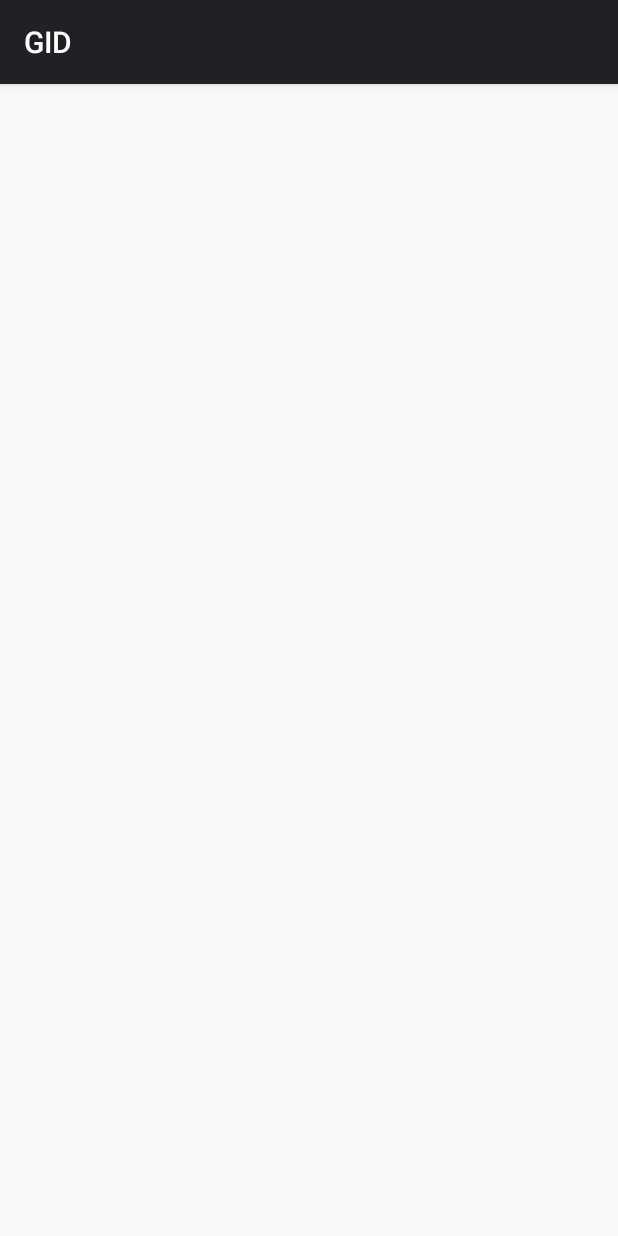
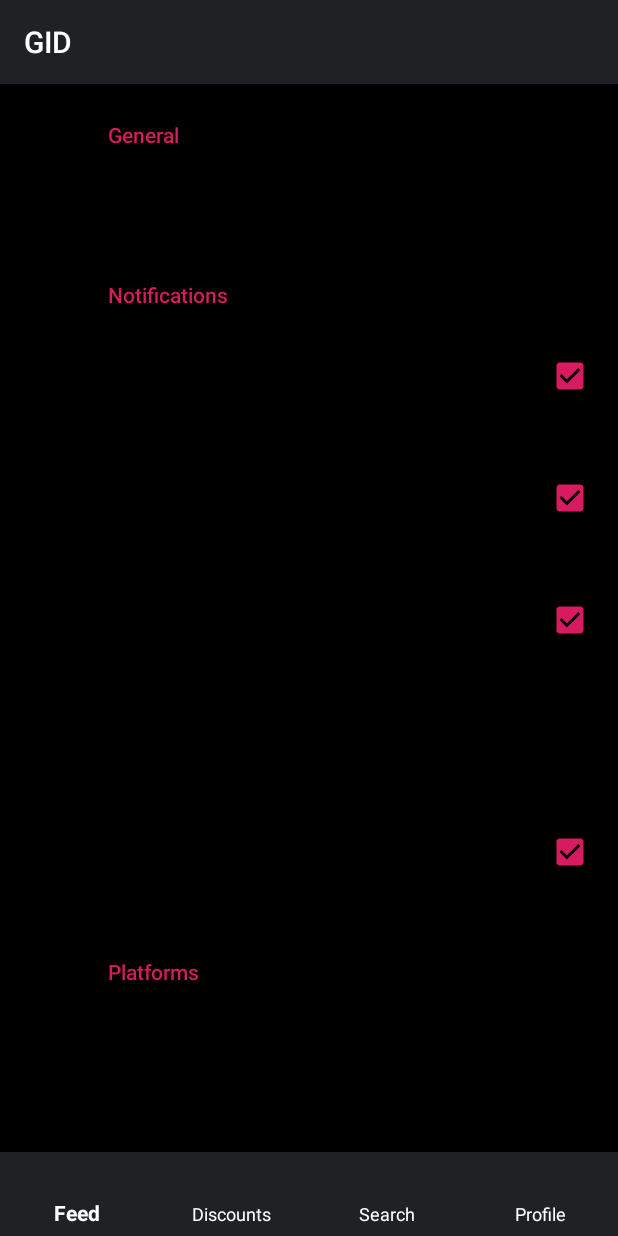
Before and after one commit to IceBlink1/gid_android, an Android app: the screen it shows after launch (MainActivity), on a phone screen of 412 x 824 dp. Run offline under Robolectric (Android 15) with nearby library versions, the phone set to English and light mode, and no system bars; our stand-ins replace androidx.preference.

Commit message:
Resolved bug

```diff
--- a/app/src/main/java/ru/com/gid/MainActivity.kt
+++ b/app/src/main/java/ru/com/gid/MainActivity.kt
@@ -12,7 +12,6 @@ class MainActivity : AppCompatActivity() {
         super.onCreate(savedInstanceState)
 
         supportFragmentManager.beginTransaction()
-            .add(R.id.nav_host_fragment_container, Fragment())
             .replace(R.id.nav_host_fragment_container, SettingsFragment())
             .commit()
         setContentView(R.layout.template_main)
--- a/app/src/main/res/xml/fragment_settings.xml
+++ b/app/src/main/res/xml/fragment_settings.xml
@@ -67,15 +67,15 @@
             android:title="Synchronization with game library"
             android:summary="Notify when app synchronizes with game library"/>
     </androidx.preference.PreferenceCategory>
-    <androidx.preference.PreferenceCategory
-        android:title="Profile"
-        android:enabled="true"
-        android:key="settings_profile"
-        app:initialExpandedChildrenCount="0"
-        android:entries="@array/settings_platforms_entries"
-        android:entryValues="@array/settings_platforms_values">
+<!--    <androidx.preference.PreferenceCategory-->
+<!--        android:title="Profile"-->
+<!--        android:enabled="true"-->
+<!--        android:key="settings_profile"-->
+<!--        app:initialExpandedChildrenCount="0"-->
+<!--        android:entries="@array/settings_platforms_entries"-->
+<!--        android:entryValues="@array/settings_platforms_values">-->
 
-    </androidx.preference.PreferenceCategory>
+<!--    </androidx.preference.PreferenceCategory>-->
 
     <androidx.preference.PreferenceCategory
         android:title="Platforms"
```
Also changed, not shown: app/src/main/res/layout/template_main.xml (+11 -12 lines).
